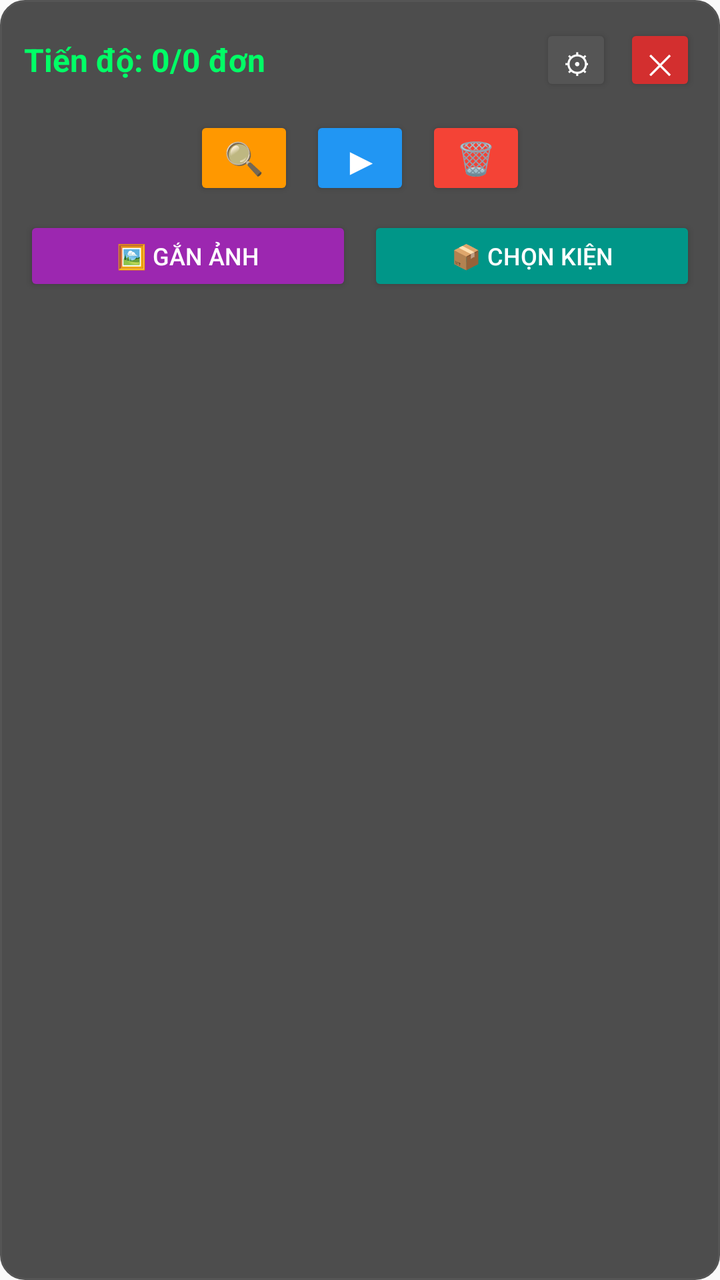
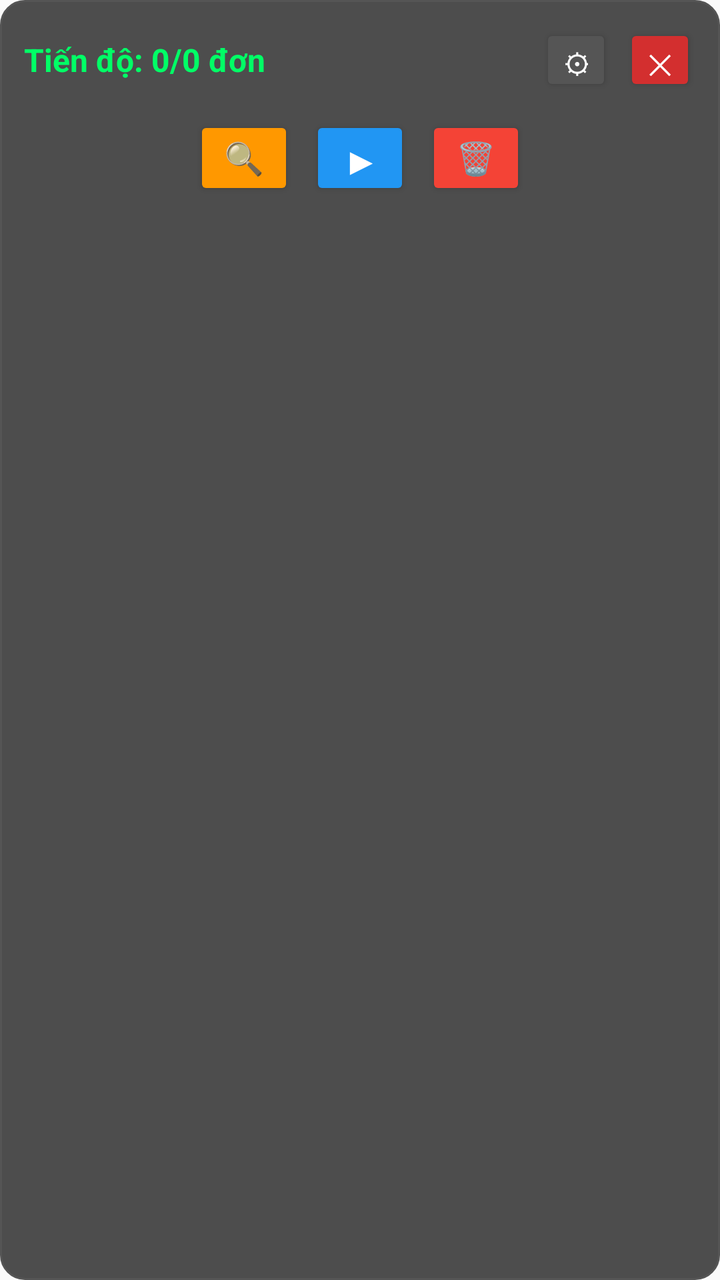

An Android layout rendered at two revisions. The XML below is the earlier revision; the diff shows what the commit changed to produce the second picture.
<!-- AndroidManifest.xml: application theme Theme.AppCompat.Light.NoActionBar -->
<!-- res/layout/layout_floating_popup.xml -->
<?xml version="1.0" encoding="utf-8"?>
<LinearLayout xmlns:android="http://schemas.android.com/apk/res/android"
    android:layout_width="wrap_content"
    android:layout_height="wrap_content"
    android:background="@drawable/bg_floating_box"
    android:orientation="vertical"
    android:padding="12dp"
    android:elevation="8dp">

    
    <LinearLayout
        android:layout_width="match_parent"
        android:layout_height="wrap_content"
        android:gravity="center_vertical"
        android:orientation="horizontal">

        <TextView
            android:id="@+id/tvProgress"
            android:layout_width="0dp"
            android:layout_height="wrap_content"
            android:layout_weight="1"
            android:text="Tiến độ: 0/0 đơn"
            android:textColor="#00FF66"
            android:textSize="16sp"
            android:textStyle="bold" />

        <Button
            android:id="@+id/btnSettings"
            android:layout_width="36dp"
            android:layout_height="36dp"
            android:layout_marginEnd="6dp"
            android:backgroundTint="#555555"
            android:text="⚙"
            android:textColor="#FFFFFF"
            android:textSize="14sp" />

        <Button
            android:id="@+id/btnClose"
            android:layout_width="36dp"
            android:layout_height="36dp"
            android:backgroundTint="#D32F2F"
            android:text="✕"
            android:textColor="#FFFFFF"
            android:textSize="14sp" />
    </LinearLayout>

    
    <LinearLayout
        android:layout_width="match_parent"
        android:layout_height="wrap_content"
        android:layout_marginTop="10dp"
        android:gravity="center"
        android:orientation="horizontal">

        <Button
            android:id="@+id/btnSearch"
            android:layout_width="50dp"
            android:layout_height="42dp"
            android:layout_marginEnd="8dp"
            android:backgroundTint="#FF9800"
            android:text="🔍"
            android:textSize="16sp" />

        <Button
            android:id="@+id/btnPlayPause"
            android:layout_width="50dp"
            android:layout_height="42dp"
            android:layout_marginEnd="8dp"
            android:backgroundTint="#2196F3"
            android:text="▶"
            android:textColor="#FFFFFF"
            android:textSize="18sp"
            android:textStyle="bold" />

        <Button
            android:id="@+id/btnDelete"
            android:layout_width="50dp"
            android:layout_height="42dp"
            android:backgroundTint="#F44336"
            android:text="🗑"
            android:textSize="16sp" />
    </LinearLayout>

    
    <LinearLayout
        android:layout_width="match_parent"
        android:layout_height="wrap_content"
        android:layout_marginTop="8dp"
        android:gravity="center"
        android:orientation="horizontal">

        
        <Button
            android:id="@+id/btnAttachImages"
            android:layout_width="0dp"
            android:layout_height="40dp"
            android:layout_weight="1"
            android:layout_marginEnd="4dp"
            android:backgroundTint="#9C27B0"
            android:text="🖼 Gắn Ảnh"
            android:textColor="#FFFFFF"
            android:textSize="12sp" />

        
        <Button
            android:id="@+id/btnSelectParcel"
            android:layout_width="0dp"
            android:layout_height="40dp"
            android:layout_weight="1"
            android:layout_marginStart="4dp"
            android:backgroundTint="#009688"
            android:text="📦 Chọn Kiện"
            android:textColor="#FFFFFF"
            android:textSize="12sp" />
    </LinearLayout>

</LinearLayout>
<!-- resources referenced by this layout -->
<resources>
  <!-- drawable bg_floating_box (drawable) -->
  <?xml version="1.0" encoding="utf-8"?>
  <shape xmlns:android="http://schemas.android.com/apk/res/android"
      android:shape="rectangle">
      <solid android:color="#CC222222" />
      <corners android:radius="12dp" />
      <stroke android:width="1dp" android:color="#555555" />
  </shape>
</resources>

<!-- the commit's change to res/layout/layout_floating_popup.xml (unified diff, before → after) -->
@@ -81,37 +81,4 @@
             android:textSize="16sp" />
     </LinearLayout>
 
-    
-    <LinearLayout
-        android:layout_width="match_parent"
-        android:layout_height="wrap_content"
-        android:layout_marginTop="8dp"
-        android:gravity="center"
-        android:orientation="horizontal">
-
-        
-        <Button
-            android:id="@+id/btnAttachImages"
-            android:layout_width="0dp"
-            android:layout_height="40dp"
-            android:layout_weight="1"
-            android:layout_marginEnd="4dp"
-            android:backgroundTint="#9C27B0"
-            android:text="🖼 Gắn Ảnh"
-            android:textColor="#FFFFFF"
-            android:textSize="12sp" />
-
-        
-        <Button
-            android:id="@+id/btnSelectParcel"
-            android:layout_width="0dp"
-            android:layout_height="40dp"
-            android:layout_weight="1"
-            android:layout_marginStart="4dp"
-            android:backgroundTint="#009688"
-            android:text="📦 Chọn Kiện"
-            android:textColor="#FFFFFF"
-            android:textSize="12sp" />
-    </LinearLayout>
-
 </LinearLayout>
